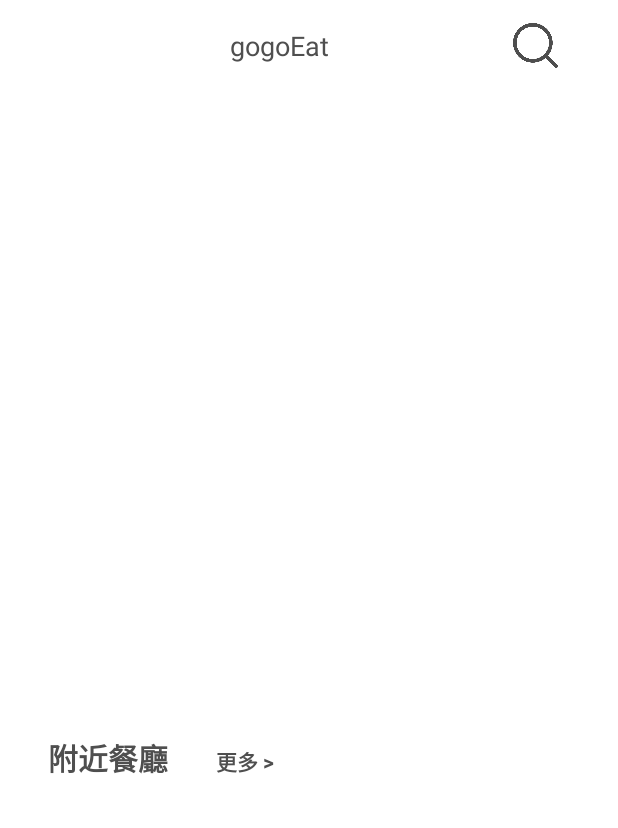
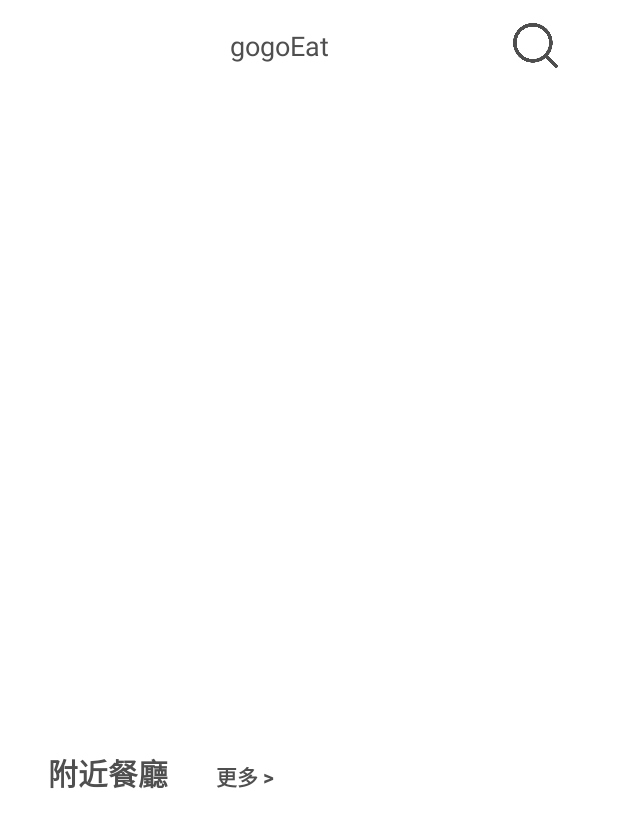
Before and after one commit to s00001sam/Go-Go-Eat, an Android app: the screen it shows after launch (MainActivity), on a phone screen of 412 x 824 dp. Shown: the top 828 px of the screen. Run offline under Robolectric (Android 15) with nearby library versions, the phone set to English and light mode, and no system bars; our stand-ins replace Dagger/Hilt's generated code, data binding; Roboto replaces fonts that are not available here.

Commit message:
adjust bottomsheet marginTop 60dp

```diff
--- a/app/src/main/java/com/sam/gogoeat/utils/Util.kt
+++ b/app/src/main/java/com/sam/gogoeat/utils/Util.kt
@@ -5,6 +5,7 @@ import android.app.Activity
 import android.content.Context
 import android.content.Intent
 import android.content.pm.PackageManager
+import android.content.res.Resources.getSystem
 import android.graphics.Paint
 import android.net.Uri
 import android.view.View
@@ -132,4 +133,8 @@ object Util {
             }
         }
     }
+
+    fun Int.px2dp() = (this / getSystem().displayMetrics.density).toInt()
+
+    fun Int.dp2px() = (this * getSystem().displayMetrics.density).toInt()
 }
--- a/app/src/main/res/layout/fragment_home.xml
+++ b/app/src/main/res/layout/fragment_home.xml
@@ -58,7 +58,7 @@
                 android:id="@+id/lucky_wheel_view"
                 android:layout_width="300dp"
                 android:layout_height="0dp"
-                android:layout_marginBottom="380dp"
+                android:layout_marginBottom="360dp"
                 android:visibility="gone"
                 app:layout_constraintBottom_toBottomOf="parent"
                 app:layout_constraintEnd_toEndOf="parent"
--- a/app/src/main/res/layout/layout_all_list.xml
+++ b/app/src/main/res/layout/layout_all_list.xml
@@ -11,7 +11,8 @@
         android:layout_height="match_parent"
         android:background="@drawable/frame_sheet_collapse"
         app:behavior_hideable="false"
-        app:behavior_peekHeight="350dp"
+        android:translationY="60dp"
+        app:behavior_peekHeight="400dp"
         app:layout_behavior="com.sam.gogoeat.view.support.CustomerBottomSheetBehavior">
 
         <androidx.appcompat.widget.LinearLayoutCompat
```
